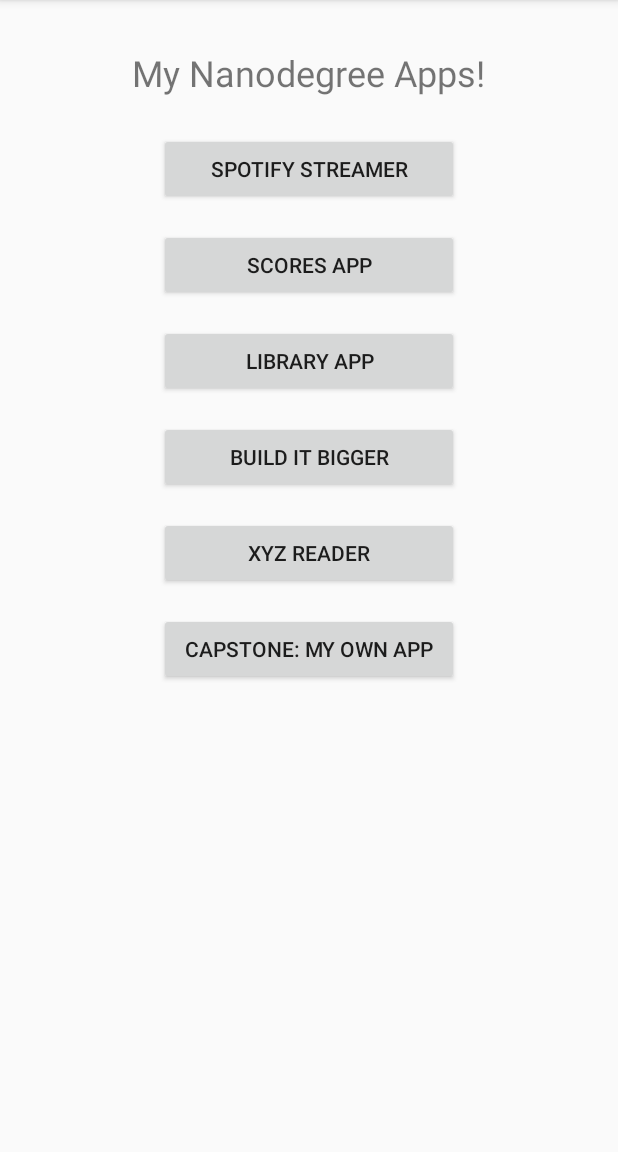
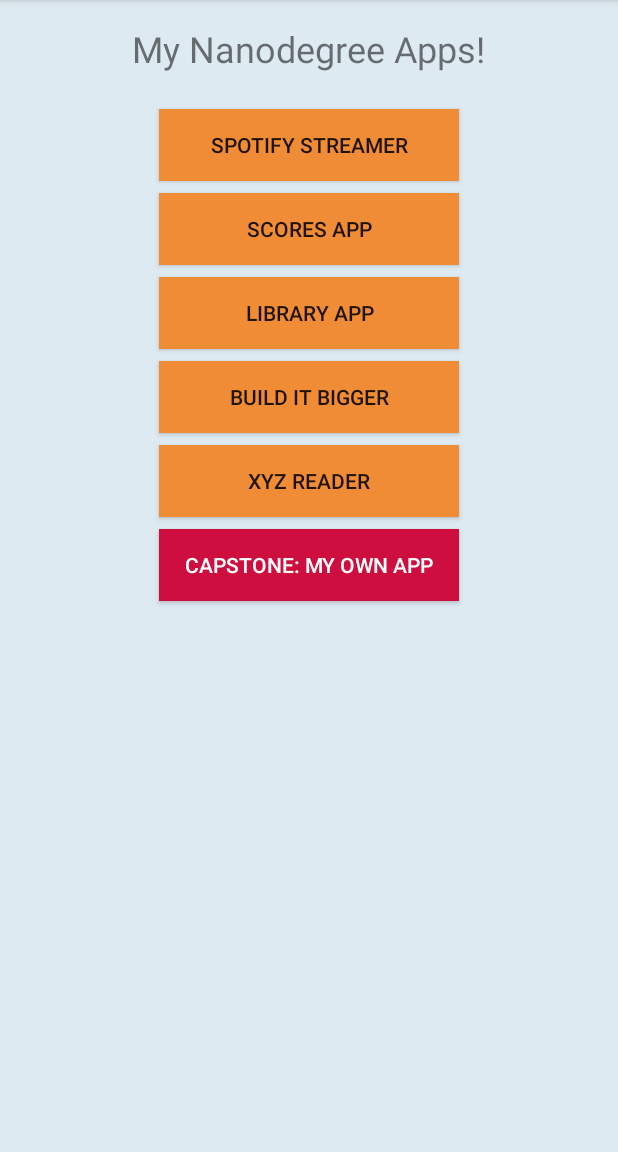
Before and after one commit to willwallis/ProjectZero, an Android app: the screen it shows after launch (MainActivity), on a phone screen of 412 x 824 dp, the part 84-1236 px from its top. Run offline under Robolectric (Android 15) with nearby library versions, the phone set to English and light mode, and no system bars.

Commit message:
Add colors to buttons and other styling

```diff
--- /dev/null
+++ b/app/src/main/res/drawable/button_orange.xml
@@ -0,0 +1,6 @@
+<?xml version="1.0" encoding="utf-8"?>
+<selector xmlns:android="http://schemas.android.com/apk/res/android">
+    <item android:state_pressed="true" android:drawable="@color/gray"/>
+    <item android:state_focused="true" android:drawable="@color/orange"/>
+    <item android:drawable="@color/orange"/>
+</selector>
--- /dev/null
+++ b/app/src/main/res/drawable/button_red.xml
@@ -0,0 +1,6 @@
+<?xml version="1.0" encoding="utf-8"?>
+<selector xmlns:android="http://schemas.android.com/apk/res/android">
+    <item android:state_pressed="true" android:drawable="@color/gray"/>
+    <item android:state_focused="true" android:drawable="@color/red"/>
+    <item android:drawable="@color/red"/>
+</selector>
--- a/app/src/main/res/layout/activity_main.xml
+++ b/app/src/main/res/layout/activity_main.xml
@@ -2,11 +2,8 @@
     xmlns:tools="http://schemas.android.com/tools"
     android:layout_width="match_parent"
     android:layout_height="match_parent"
-    android:paddingBottom="@dimen/activity_vertical_margin"
-    android:paddingLeft="@dimen/activity_horizontal_margin"
-    android:paddingRight="@dimen/activity_horizontal_margin"
-    android:paddingTop="@dimen/activity_vertical_margin"
     android:gravity="center_horizontal"
+    android:background="#DEEAF1"
     android:orientation="vertical"
     tools:context=".MainActivity">
 
@@ -20,38 +17,45 @@
     <Button
         android:text="Spotify Streamer"
         android:textAllCaps="true"
-        android:layout_margin="8dp"
+        android:background="@drawable/button_orange"
+        android:layout_marginTop="8dp"
         android:layout_width="200dp"
         android:layout_height="wrap_content" />
 
     <Button
         android:text="Scores App"
         android:textAllCaps="true"
-        android:layout_margin="8dp"
+        android:background="@drawable/button_orange"
+        android:layout_marginTop="8dp"
         android:layout_width="200dp"
         android:layout_height="wrap_content" />
     <Button
         android:text="Library App"
+        android:background="@drawable/button_orange"
         android:textAllCaps="true"
-        android:layout_margin="8dp"
+        android:layout_marginTop="8dp"
         android:layout_width="200dp"
         android:layout_height="wrap_content" />
     <Button
         android:text="Build IT Bigger"
         android:textAllCaps="true"
-        android:layout_margin="8dp"
+        android:background="@drawable/button_orange"
+        android:layout_marginTop="8dp"
         android:layout_width="200dp"
         android:layout_height="wrap_content" />
     <Button
         android:text="XYZ Reader"
+        android:background="@drawable/button_orange"
         android:textAllCaps="true"
-        android:layout_margin="8dp"
+        android:layout_marginTop="8dp"
         android:layout_width="200dp"
         android:layout_height="wrap_content" />
     <Button
         android:text="Capstone: My Own App"
+        android:textColor="#ffffff"
+        android:background="@drawable/button_red"
         android:textAllCaps="true"
-        android:layout_margin="8dp"
+        android:layout_marginTop="8dp"
         android:layout_width="200dp"
         android:layout_height="wrap_content" />
 
--- /dev/null
+++ b/app/src/main/res/values/colors.xml
@@ -0,0 +1,6 @@
+<?xml version="1.0" encoding="utf-8"?>
+<resources>
+    <color name="orange">#f08c35</color>
+    <color name="red">#cd0e3e</color>
+    <color name="gray">#7f7f7f</color>
+</resources>
```
